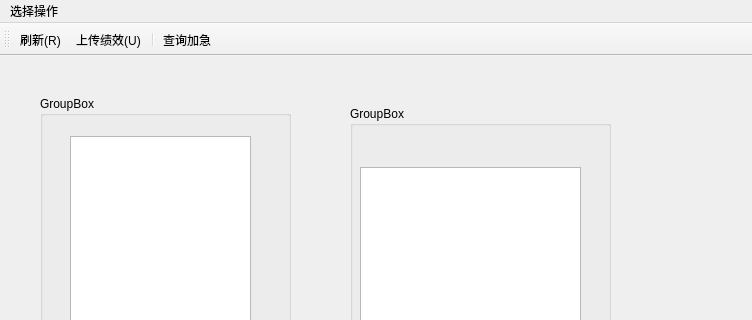
Above: Restaurant/chefwindow.ui from PG98/2017SepQt before the change; both pictures show x 0 to 752 and y 0 to 320 of the 752 by 600 pixel window. Below: the same form after it.
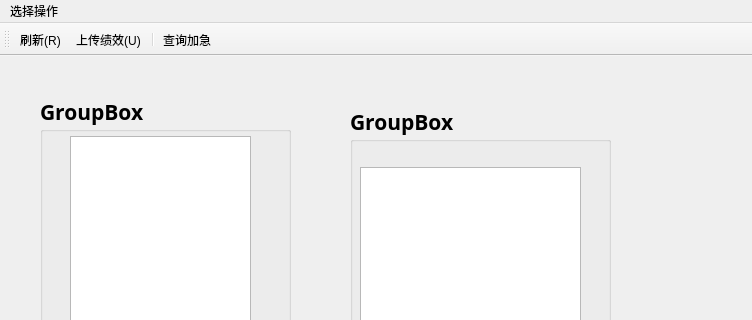
That is the form after the change. Icons and pictures are not drawn.

What changed in the file:
```diff
--- a/Restaurant/chefwindow.ui
+++ b/Restaurant/chefwindow.ui
@@ -23,6 +23,14 @@
       <height>301</height>
      </rect>
     </property>
+    <property name="font">
+     <font>
+      <family>Weibei SC</family>
+      <pointsize>16</pointsize>
+      <weight>75</weight>
+      <bold>true</bold>
+     </font>
+    </property>
     <property name="title">
      <string>GroupBox</string>
     </property>
@@ -46,6 +54,14 @@
       <height>271</height>
      </rect>
     </property>
+    <property name="font">
+     <font>
+      <family>Weibei SC</family>
+      <pointsize>16</pointsize>
+      <weight>75</weight>
+      <bold>true</bold>
+     </font>
+    </property>
     <property name="title">
      <string>GroupBox</string>
     </property>
```
